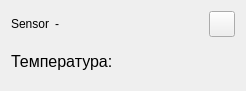
Above: GUI/OWController/ds18b20.ui from igorf7/OWController before the change. Below: the same form after it.
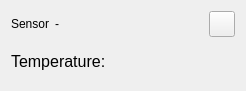
That is the form after the change. Icons and pictures are not drawn.

Diff of the .ui file:
```diff
--- a/GUI/OWController/ds18b20.ui
+++ b/GUI/OWController/ds18b20.ui
@@ -90,7 +90,7 @@
         </font>
        </property>
        <property name="text">
-        <string>Температура: </string>
+        <string>Temperature:</string>
        </property>
       </widget>
      </item>
```
